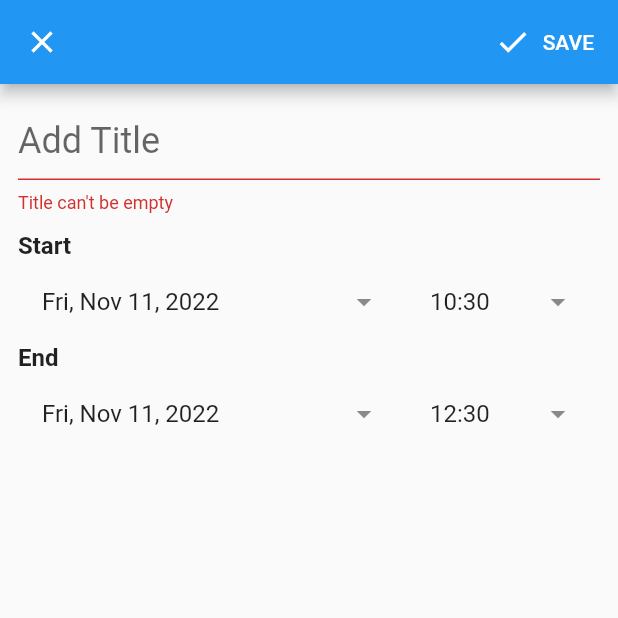
After one commit to AmineAousji/Calendar_App, a Flutter app: the Eventpage screen opened directly, after a tap on "SAVE", on a phone screen of 412 x 824 dp, the top half of it. The commit adds this screen. Run offline on Flutter 3.47's test engine with Material 2 defaults, Android fonts, the phone set to English and light mode, and no system bars; our stand-ins replace cloud_firestore, firebase_core, syncfusion_flutter_calendar; accounts and stored records are empty.

Commit message:
Able to add an event in the calendar interface

```diff
--- /dev/null
+++ b/lib/EventPage.dart
@@ -0,0 +1,239 @@
+import 'package:calendar_app/services/event_provider.dart';
+import 'package:flutter/material.dart';
+import 'package:provider/provider.dart';
+import 'models/event.dart';
+import 'tools.dart';
+
+class Eventpage extends StatefulWidget {
+  final Event? event;
+
+  Eventpage({
+    Key? key,
+    this.event
+  }): super(key: key);
+
+  @override
+  State<Eventpage> createState() => _EventpageState();
+}
+
+class _EventpageState extends State<Eventpage> {
+  final _formKey = GlobalKey<FormState>();
+  final titleController = TextEditingController();
+  late DateTime startDate;
+  late DateTime endDate;
+
+  @override
+  //to init start and end date
+  void initState() {
+    super.initState();
+
+    if (widget.event == null){
+      startDate = DateTime.now();
+      endDate = DateTime.now().add(const Duration(hours : 2));
+    }
+  }
+
+
+  @override
+  //Clear the text editor ressources when we reload the page
+  void dispose() {
+    titleController.dispose();
+    super.dispose();
+
+
+  }
+
+  @override
+  Widget build(BuildContext context) {
+    return Scaffold(
+      appBar: AppBar(
+        leading: CloseButton(),
+        actions: buildEditingActions(),
+      ),
+      body: SingleChildScrollView(
+        padding: EdgeInsets.all(12),
+        child:Form(
+          key: _formKey,
+          child: Column(
+            mainAxisSize: MainAxisSize.min,
+            children: <Widget>[
+              // buildTitle is a widget that is responsible of a Textfield
+              buildTitle(),
+              SizedBox(height: 12),
+              buildDateTimePickers()
+            ],
+          ),
+
+        )
+
+      ),
+    );
+  }
+  List<Widget> buildEditingActions() => [
+    ElevatedButton.icon(
+        style: ElevatedButton.styleFrom(
+            backgroundColor: Colors.transparent,
+            shadowColor: Colors.transparent
+        ),
+        onPressed: saveEvent,
+        icon: const Icon(Icons.done),
+        label: const Text("SAVE"))
+  ];
+  Widget buildTitle() => TextFormField(
+    style: const TextStyle(fontSize: 24),
+    decoration: const InputDecoration(
+      border: UnderlineInputBorder(),
+      hintText: "Add Title"
+    ),
+    onFieldSubmitted: (_) => saveEvent(),
+    validator: (title) =>
+    title != null && title.isEmpty ? "Title can't be empty" : null ,
+    controller: titleController,
+  );
+
+  Widget buildDateTimePickers() => Column(
+    children: [
+      buildStart(),
+      buildEnd(),
+    ],
+  );
+
+  Widget buildStart() => buildHeader(
+    header : 'Start',
+      child:Row(
+    children: [
+      Expanded(
+        flex: 2, // it adds some space between date and arrow_drop_down
+          child: buildDropdownField(
+            text: Tools.toDate(startDate),
+            onClicked: () => pickStartDateTime(pickDate: true),
+          )
+      ),
+      Expanded(
+          child: buildDropdownField(
+            text: Tools.toTime(startDate),
+            onClicked: () => pickStartDateTime(pickDate: false),
+          )
+      ),
+    ],
+      )
+  );
+  Widget buildEnd() => buildHeader(
+      header : 'End',
+      child:Row(
+        children: [
+          Expanded(
+              flex: 2, // it adds some space between date and arrow_drop_down
+              child: buildDropdownField(
+                text: Tools.toDate(endDate),
+                onClicked: () => pickEndDateTime(pickDate: true),
+              )
+          ),
+          Expanded(
+              child: buildDropdownField(
+                text: Tools.toTime(endDate),
+                onClicked: () => pickEndDateTime(pickDate: false),
+              )
+          ),
+        ],
+      )
+  );
+
+  Widget buildDropdownField({
+    required String text,
+    required  Function() onClicked
+  }) => ListTile(
+    title: Text(text),
+    trailing: const Icon(Icons.arrow_drop_down),
+    onTap: onClicked,
+  );
+
+  Widget buildHeader({
+  required String header,
+    required Widget child,
+}) => Column(
+    crossAxisAlignment: CrossAxisAlignment.start,
+    children:[
+      Text(header, style: const TextStyle(fontWeight: FontWeight.bold, fontSize: 16)),
+      child,
+    ]
+      );
+
+  //pick Start date
+  Future pickStartDateTime({required bool pickDate}) async {
+    final date = await pickDateTime(startDate, pickDate: pickDate);
+    if (date == null) return;
+    if(date.isAfter(endDate)){
+      endDate =
+          DateTime(date.year, date.month, date.day, endDate.hour, endDate.minute);
+    }
+
+    setState(() =>startDate = date);
+  }
+
+  //pick End date
+  Future pickEndDateTime({required bool pickDate}) async {
+    final date = await pickDateTime(
+        endDate,
+        pickDate: pickDate,
+        firstDate:pickDate ? startDate : null);
+    if (date == null) return;
+
+
+    setState(() =>endDate = date);
+  }
+
+  Future<DateTime?> pickDateTime(
+      DateTime initialDate, {
+        required bool pickDate,
+      DateTime? firstDate,
+      }) async {
+    //create the widget that is predefined by date_picker.dart
+    if (pickDate){
+      final date = await showDatePicker(
+        context: context,
+        initialDate: startDate,
+        firstDate: firstDate ?? DateTime(2021, 8),
+        lastDate: DateTime(2100),
+      );
+      if (date == null) return null;
+      final time =
+          Duration(hours: initialDate.hour, minutes: initialDate.minute);
+      return date.add(time);
+    } else{
+      final timeOfDay = await showTimePicker(
+        context: context,
+        initialTime: TimeOfDay.fromDateTime(initialDate),
+      );
+
+      if (timeOfDay == null) return null;
+      //combining hours with the picked date(day, month, year)
+      final date =
+          DateTime(initialDate.year, initialDate.month, initialDate.day);
+      final time = Duration(hours: timeOfDay.hour, minutes: timeOfDay.minute);
+      return date.add(time);
+    }
+
+
+  }
+  Future saveEvent() async{
+    final check = _formKey.currentState!.validate();
+
+    if(check){
+      final event = Event(
+          calendarName: 'ECAM',
+          end: endDate,
+          location: 'location',
+          title: titleController.text,
+          public: true,
+          start: startDate
+      );
+
+      final provider = Provider.of<EventProvider>(context,listen: false );
+      provider.addEevent(event);
+      Navigator.of(context).pop();
+
+    }
+  }
+
+}
--- a/lib/main.dart
+++ b/lib/main.dart
@@ -1,8 +1,11 @@
 import 'package:calendar_app/Schedule.dart';
+import 'package:calendar_app/services/event_provider.dart';
 import 'package:firebase_core/firebase_core.dart';
 import 'package:flutter/material.dart';
+import 'package:provider/provider.dart';
 import 'services/database.dart';
 import 'services/network.dart';
+import 'EventPage.dart';
 
 void main() async {
   // initializers to talk with firebase
@@ -11,25 +14,42 @@ void main() async {
   runApp(MyApp());
 }
 
-class MyApp extends StatefulWidget {
-  @override
-  _MyAppState createState() => _MyAppState();
-}
-
-class _MyAppState extends State<MyApp> {
-  // create instance of database
+class MyApp extends StatelessWidget {
   final DatabaseService db = DatabaseService();
   final NetworkService nw = NetworkService();
 
   @override
-  Widget build(BuildContext context) {
-    return const MaterialApp(
-      debugShowCheckedModeBanner: false,
-      home: Schedule(),
-    );
+  Widget build(BuildContext context) => ChangeNotifierProvider(
+    create: (context) => EventProvider(),
+      child: MaterialApp(
+        debugShowCheckedModeBanner: false,
+        home: MainPage(),
+      )
+  );
+
   }
 
-  @override
+class MainPage extends StatelessWidget{
+  Widget build(BuildContext context) {
+    return Scaffold(
+      appBar: AppBar(
+        title: const Text("Calendar"),
+        centerTitle: true,
+      ),
+      body: Schedule(),
+      floatingActionButton: FloatingActionButton(
+        child: const Icon(Icons.add, color: Colors.red,),
+        onPressed: () => {
+          Navigator.of(context).push(
+            MaterialPageRoute(builder: (context) => Eventpage())
+          ),
+        },
+      ),
+    );
+
+  }
+}
+ /*@override
   void initState() {
     super.initState();
 
@@ -44,8 +64,5 @@ class _MyAppState extends State<MyApp> {
     event["location"] = "LLN";
     event["name"] = "Nicolas";
     event["public"] = false;
-
-
     db.updateData("6Xc4RPHwTtm5ztsU3K4R", event);
-  }
-}
+  }*/
--- a/lib/models/event.dart
+++ b/lib/models/event.dart
@@ -1,7 +1,7 @@
 class Event {
   final String calendarName;
   final String location;
-  final String name;
+  final String title;
   final String description;
   final bool public;
   final DateTime start;
@@ -13,7 +13,7 @@ class Event {
       this.description = "",
       required this.end,
       required this.location,
-      required this.name,
+      required this.title,
       required this.public,
       required this.start,
       this.rules });
--- /dev/null
+++ b/lib/models/event_data_source.dart
@@ -0,0 +1,27 @@
+import 'package:syncfusion_flutter_calendar/calendar.dart';
+import 'event.dart';
+
+class EventDataSource extends CalendarDataSource {
+
+  EventDataSource(List<Event> source) {
+    appointments = source;
+  }
+
+  Event getEvent (int index) => appointments![index] as Event;
+
+  @override
+  DateTime getStartTime(int index) {
+    return getEvent(index).start;
+  }
+
+  @override
+  DateTime getEndTime(int index) {
+    return  getEvent(index).end;
+  }
+
+  @override
+  String getSubject(int index) {
+    return  getEvent(index).title;
+  }
+
+}
--- /dev/null
+++ b/lib/services/event_provider.dart
@@ -0,0 +1,34 @@
+import '../models/event.dart';
+import '../tools.dart';
+import 'package:flutter/cupertino.dart';
+
+class EventProvider extends ChangeNotifier{
+
+  final List<Event> _events = [];
+  List<Event> get events => _events;
+  DateTime _selectedDate = DateTime.now();
+
+  DateTime get selectedDate => _selectedDate;
+
+  void setDate(DateTime date) => _selectedDate = date;
+
+  List<Event> get eventsOfSelecteddate => _events;
+
+  void addEevent(Event event){
+    _events.add(event);
+    notifyListeners();
+  }
+
+  void deleteEvent(Event event){
+    _events.remove(event);
+    notifyListeners();
+  }
+
+  void editEvent(Event newEvent, Event oldEvent) {
+    final index = _events.indexOf(oldEvent);
+    _events[index] = newEvent;
+    notifyListeners();
+
+  }
+
+}
--- /dev/null
+++ b/lib/tools.dart
@@ -0,0 +1,23 @@
+import 'package:intl/intl.dart';
+
+class Tools{
+  static String toDateTime(DateTime dateTime){
+    final date = DateFormat.yMMMEd().format(dateTime);
+    final time = DateFormat.Hm().format(dateTime);
+
+    return '$date $time';
+  }
+
+  static String toDate(DateTime dateTime){
+    final date = DateFormat.yMMMEd().format(dateTime);
+
+    return '$date';
+  }
+
+  static String toTime(DateTime dateTime){
+    final time = DateFormat.Hm().format(dateTime);
+
+    return '$time';
+  }
+
+}
```
Also changed, not shown: lib/Schedule.dart (+18 -101 lines), pubspec.yaml (+8 -0 lines), pubspec.lock.
